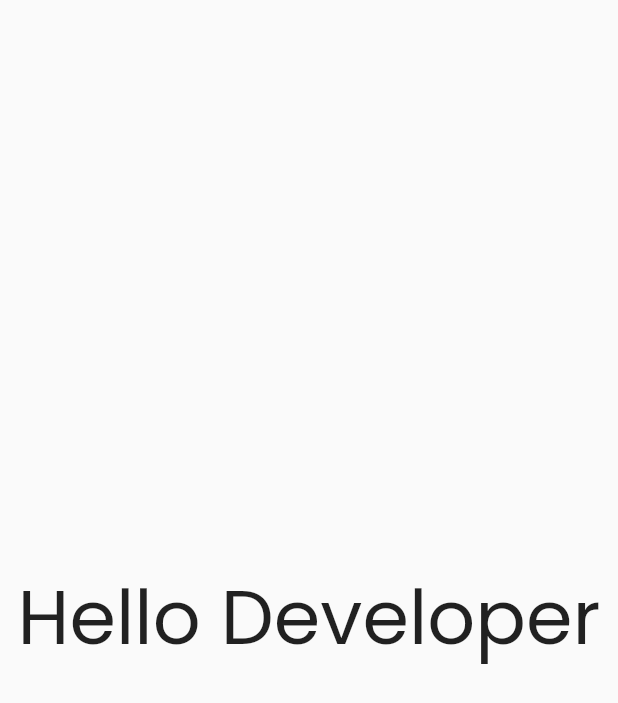
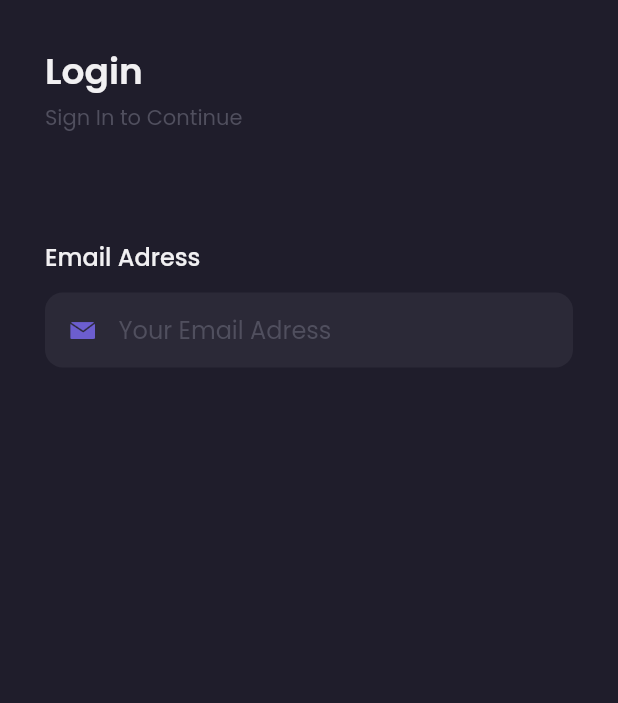
Before and after one commit to yusuffront99/Flutters, a Flutter app: the screen it shows after launch, on a phone screen of 412 x 824 dp. Shown: the top 703 px of the screen. Run offline on Flutter 3.47's test engine with Material 2 defaults, Android fonts, the phone set to English and light mode, and no system bars; our stand-ins replace google_fonts.

Commit message:
create new form login template

```diff
--- a/shamo/lib/main.dart
+++ b/shamo/lib/main.dart
@@ -1,5 +1,7 @@
 import 'package:flutter/material.dart';
-import 'package:google_fonts/google_fonts.dart';
+import 'package:shamo/pages/sign_page.dart';
+import 'package:shamo/pages/splash_page.dart';
+import 'package:shamo/themes/theme.dart';
 
 void main() => runApp(MyApp());
 
@@ -8,21 +10,10 @@ class MyApp extends StatelessWidget {
   Widget build(BuildContext context) {
     return MaterialApp(
       debugShowCheckedModeBanner: false,
-      home: HomePage(),
+      routes: {
+        '/': (context) => SplashPage(),
+        '/sign-in': (context) => SignPage(),
+      },
     );
   }
 }
-
-class HomePage extends StatelessWidget {
-  @override
-  Widget build(BuildContext context) {
-    return Scaffold(
-      body: Center(
-        child: Text(
-          'Hello Developer',
-          style: GoogleFonts.poppins(fontSize: 50),
-        ),
-      ),
-    );
-  }
-}
--- /dev/null
+++ b/shamo/lib/pages/sign_page.dart
@@ -0,0 +1,92 @@
+import 'dart:ui';
+
+import 'package:flutter/material.dart';
+import 'package:shamo/themes/theme.dart';
+
+class SignPage extends StatelessWidget {
+  @override
+  Widget build(BuildContext context) {
+    Widget header() {
+      return Container(
+        margin: EdgeInsets.only(top: 30.0),
+        child: Column(
+          crossAxisAlignment: CrossAxisAlignment.start,
+          children: [
+            Text(
+              'Login',
+              style:
+                  primaryTextStyle.copyWith(fontSize: 24, fontWeight: semiBold),
+            ),
+            SizedBox(
+              height: 2,
+            ),
+            Text(
+              'Sign In to Continue',
+              style: subtitleTextStyle,
+            )
+          ],
+        ),
+      );
+    }
+
+    Widget emailInput() {
+      return Container(
+        margin: EdgeInsets.only(top: 70.0),
+        child: Column(
+          crossAxisAlignment: CrossAxisAlignment.start,
+          children: [
+            Text(
+              'Email Adress',
+              style:
+                  primaryTextStyle.copyWith(fontSize: 16, fontWeight: medium),
+            ),
+            SizedBox(
+              height: 12,
+            ),
+            Container(
+              height: 50,
+              padding: EdgeInsets.symmetric(horizontal: 16),
+              decoration: BoxDecoration(
+                color: backgroundColor2,
+                borderRadius: BorderRadius.circular(12),
+              ),
+              child: Center(
+                child: Row(
+                  children: [
+                    Image.asset('assets/images/icon_email.png', width: 17),
+                    SizedBox(
+                      width: 16,
+                    ),
+                    Expanded(
+                      child: TextFormField(
+                        style: primaryTextStyle,
+                        decoration: InputDecoration.collapsed(
+                            hintText: 'Your Email Adress',
+                            hintStyle: subtitleTextStyle),
+                      ),
+                    ),
+                  ],
+                ),
+              ),
+            ),
+          ],
+        ),
+      );
+    }
+
+    return Scaffold(
+      backgroundColor: backgroundColor1,
+      body: SafeArea(
+        child: Container(
+          margin: EdgeInsets.symmetric(
+            horizontal: defaultMargin,
+          ),
+          child: Column(
+            crossAxisAlignment: CrossAxisAlignment.start,
+            children: [header(), emailInput()],
+          ),
+        ),
+      ),
+    );
+  }
+}
--- /dev/null
+++ b/shamo/lib/themes/theme.dart
@@ -0,0 +1,31 @@
+import 'package:flutter/material.dart';
+import 'package:google_fonts/google_fonts.dart';
+
+double defaultMargin = 30.0;
+
+Color primaryColor = Color(0XFF6C5ECF);
+Color secondaryColor = Color(0XFF38ABBE);
+Color alertColor = Color(0xFFED6363);
+Color priceColor = Color(0xFF2C96F1);
+Color backgroundColor1 = Color(0xFF1F1D2B);
+Color backgroundColor2 = Color(0xFF2B2937);
+Color backgroundColor3 = Color(0xFF242231);
+Color primaryTextColor = Color(0xFFF1F0F2);
+Color secondaryTextColor = Color(0xFF999999);
+Color subtitleColor = Color(0XFF504F5E);
+
+TextStyle primaryTextStyle = GoogleFonts.poppins(
+  color: primaryTextColor,
+);
+
+TextStyle secondaryTextStyle = GoogleFonts.poppins(color: secondaryTextColor);
+
+TextStyle priceTextStyle = GoogleFonts.poppins(color: priceColor);
+
+TextStyle subtitleTextStyle = GoogleFonts.poppins(color: subtitleColor);
+
+FontWeight light = FontWeight.w300;
+FontWeight regular = FontWeight.w400;
+FontWeight medium = FontWeight.w500;
+FontWeight semiBold = FontWeight.w600;
+FontWeight bold = FontWeight.w700;
```
Also changed, not shown: shamo/lib/pages/splash_page.dart (added, +37 -0 lines).
